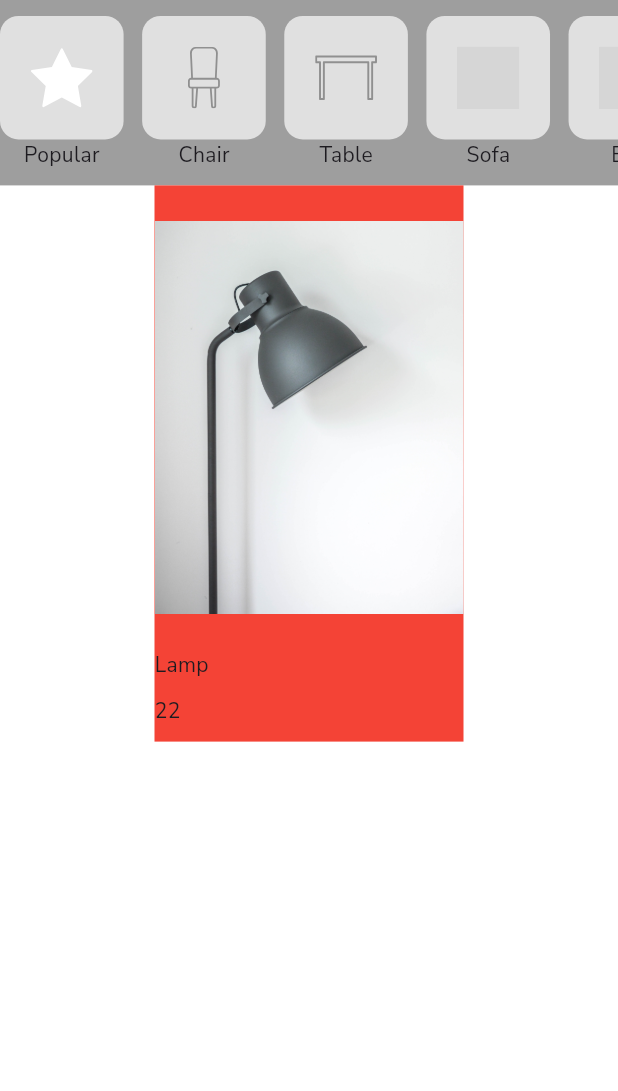
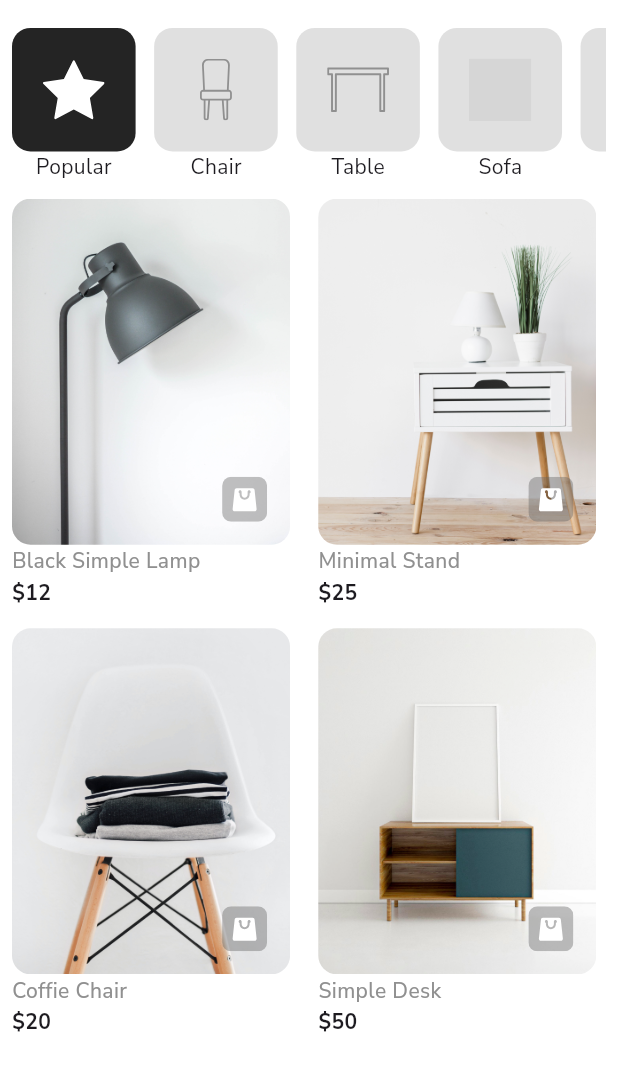
Before and after one commit to shabeer7559/furnigo, a Flutter app: the home screen opened directly, on a phone screen of 412 x 824 dp, the part 84-1175 px from its top. Run offline on Flutter 3.47's test engine with Material 3 defaults, Android fonts, the phone set to English and light mode, and no system bars; our stand-ins replace flutter_svg, google_fonts; Roboto replaces fonts that are missing (Gelasio); grey boxes are pictures that could not be loaded.

Commit message:
icon update

```diff
--- a/lib/features/constants/icon_const.dart
+++ b/lib/features/constants/icon_const.dart
@@ -9,4 +9,7 @@ class IconConst{
   static const chairIcon="assets/icon/chair.svg";
   static const bedIcon="assets/icon/bed.svg";
   static const bookingIcon="assets/icon/bookingIcon.svg";
+  static const savedIcon="assets/icon/savedIcon.svg";
+  static const notifIcon="assets/icon/bellIcon.svg";
+  static const profileIcon="assets/icon/personIcon.svg";
 }
--- a/lib/features/constants/image_const.dart
+++ b/lib/features/constants/image_const.dart
@@ -4,6 +4,7 @@ class ImageConst{
   static const minimalStand="assets/image/minimalStand.png";
   static const simpleDesk="assets/image/simpleDesk.png";
   static const coffieChair="assets/image/coffieChair.png";
+  static const coffieTable="assets/image/coffieTable.png";
 
 
 }
--- a/lib/features/homescreen/screen/home_page.dart
+++ b/lib/features/homescreen/screen/home_page.dart
@@ -19,7 +19,7 @@ class home extends StatefulWidget {
 }
 
 class _homeState extends State<home> {
-
+  int selectedIndex=0;
   List<Map<String,dynamic>>suggessions=[
     { "icon":IconConst.starIcon,
       "text":"Popular"
@@ -89,12 +89,13 @@ class _homeState extends State<home> {
           )
         ],
       ),
-      body: Column(
+      body: Padding(
+        padding:  EdgeInsets.all(8.0),
+        child: Column(
           children: [
             Container(
               width: w*1,
               height:h*0.15,
-            color: Colors.grey,
               child: ListView.separated(
                 scrollDirection: Axis.horizontal,
                 physics: BouncingScrollPhysics(),
@@ -103,16 +104,24 @@ class _homeState extends State<home> {
                   return Column(
                     mainAxisAlignment: MainAxisAlignment.center,
                     children: [
-                    Container(
+                      InkWell(
+                        onTap: () {
+                          selectedIndex=index;
+                          setState(() {
+
+                          });
+                        },
+                        child: Container(
                           width: w*0.2,
                           height: w*0.2,
                           decoration: BoxDecoration(
                               borderRadius: BorderRadius.circular(w*0.03),
-                          color: ColorConst.containerGrey
+                              color:selectedIndex==index?ColorConst.primaryColor: ColorConst.containerGrey
                           ),
                           child: Padding(
                             padding:  EdgeInsets.all(w*0.05),
                             child: SvgPicture.asset(suggessions[index]["icon"]),
+                          ),
                         ),
                       ),
                       Text(suggessions[index]["text"])
@@ -125,32 +134,59 @@ class _homeState extends State<home> {
                 itemCount: suggessions.length,
               ),
             ),
-          Container(
-            height: h*0.45,
+            Expanded(
+              child: GridView.builder(
+                physics: BouncingScrollPhysics(),
+                itemCount: items.length,
+                gridDelegate: SliverGridDelegateWithFixedCrossAxisCount(
+                    crossAxisSpacing: w * 0.03,
+                    mainAxisSpacing: w* 0.03,
+                    childAspectRatio: 0.7,
+                    crossAxisCount: 2),
+                itemBuilder: (BuildContext context, int index) {
+                  return Container(
                     width: w*0.5,
-            color: Colors.red,
                     child: Column(
                       crossAxisAlignment:CrossAxisAlignment.start ,
                       mainAxisAlignment: MainAxisAlignment.spaceEvenly,
                       children: [
+                        Stack(
+                          children: [
                             Container(
-                  height: h*0.35,
-                  width: w*0.5,
+                            height: h*0.28,
+                            width: w*0.45,
                             decoration:BoxDecoration(
                                 borderRadius: BorderRadius.circular(w*0.03),
-                    image: DecorationImage(image: AssetImage(ImageConst.lamp))
+                                image: DecorationImage(image: AssetImage(items[index]["products"]),fit: BoxFit.fill)
 
                             ) ,
                           ),
-                Text("Lamp"),
-                Text("22")
+                            Positioned(
+                              left: w*0.34,
+                                top: w*0.45,
+                                child: SvgPicture.asset(IconConst.bookingIcon))
+                          ]
+                        ),
+                        Text(items[index]["name"],style: TextStyle(
+                            fontWeight: FontWeight.w500,
+                          color: ColorConst.grey
+                        ),),
+                        Text(items[index]["price"],
+                        style: TextStyle(
+                          fontWeight: FontWeight.w700,
+
+                        ),)
                       ],
+                    ),
+                  );
+                },
               ),
             ),
 
 
           ],
         ),
+      ),
     );
   }
 }
--- a/lib/main.dart
+++ b/lib/main.dart
@@ -2,6 +2,7 @@ import 'package:flutter/cupertino.dart';
 import 'package:flutter/material.dart';
 import 'package:furnigo/features/authentication/screen/login_page.dart';
 import 'package:furnigo/features/authentication/screen/signup_page.dart';
+import 'package:furnigo/features/homescreen/screen/bottomNavi.dart';
 import 'package:furnigo/features/homescreen/screen/home_page.dart';
 import 'package:furnigo/features/splash/screen/splash_screen.dart';
 import 'package:google_fonts/google_fonts.dart';
@@ -31,7 +32,7 @@ class _MyAppState extends State<MyApp> {
         textTheme: GoogleFonts.nunitoSansTextTheme()
         ),
         debugShowCheckedModeBanner: false,
-        home: SplashScreen(),
+        home: bottomNavi(),
       ),
     );
   }
```
Also changed, not shown: lib/features/homescreen/screen/bottomNavi.dart (+31 -2 lines), lib/features/homescreen/screen/favorite.dart (+51 -1 lines), assets/icon/bellIcon.svg (added), assets/icon/savedIcon.svg (added), assets/image/coffieTable.png (added). Lines whose indentation alone changed are shown as unchanged.
